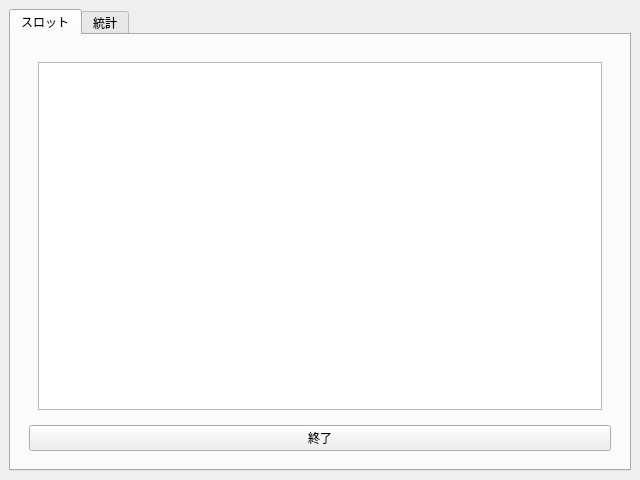
rurufafa/GambleLive, file ui/mainwindow.ui: the form before one commit.
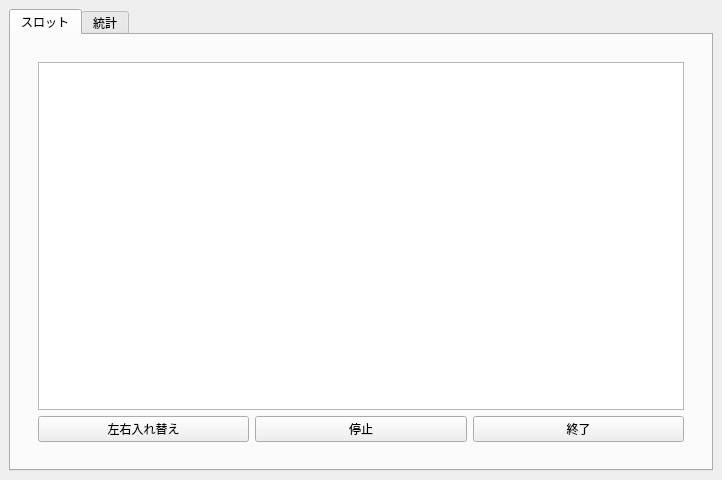
The form after the commit. The open tabs and pages were chosen to show the change.

What changed in the file:
```diff
--- a/ui/mainwindow.ui
+++ b/ui/mainwindow.ui
@@ -6,7 +6,7 @@
    <rect>
     <x>0</x>
     <y>0</y>
-    <width>640</width>
+    <width>722</width>
     <height>480</height>
    </rect>
   </property>
@@ -123,9 +123,7 @@
            </layout>
           </widget>
           <widget class="QWidget" name="mainWidget">
-           <layout class="QHBoxLayout" name="horizontalLayout">
-            <item>
-             <layout class="QVBoxLayout" name="verticalLayout_3">
+           <layout class="QHBoxLayout" name="mainLayout">
               <item>
                <widget class="QWidget" name="logWidget" native="true">
                 <layout class="QVBoxLayout" name="verticalLayout_2">
@@ -136,7 +134,20 @@
                    </property>
                   </widget>
                  </item>
-                </layout>
+               <item>
+                <layout class="QHBoxLayout" name="horizontalLayout">
+                 <item>
+                  <widget class="QPushButton" name="swapButton">
+                   <property name="text">
+                    <string>左右入れ替え</string>
+                   </property>
+                  </widget>
+                 </item>
+                 <item>
+                  <widget class="QPushButton" name="pauseButton">
+                   <property name="text">
+                    <string>停止</string>
+                   </property>
                </widget>
               </item>
               <item>
@@ -147,6 +158,9 @@
                </widget>
               </item>
              </layout>
+               </item>
+              </layout>
+             </widget>
             </item>
            </layout>
           </widget>
```
Left out of the diff: 19 changed lines with no effect on the pictures. Lines whose indentation alone changed are shown as unchanged.
